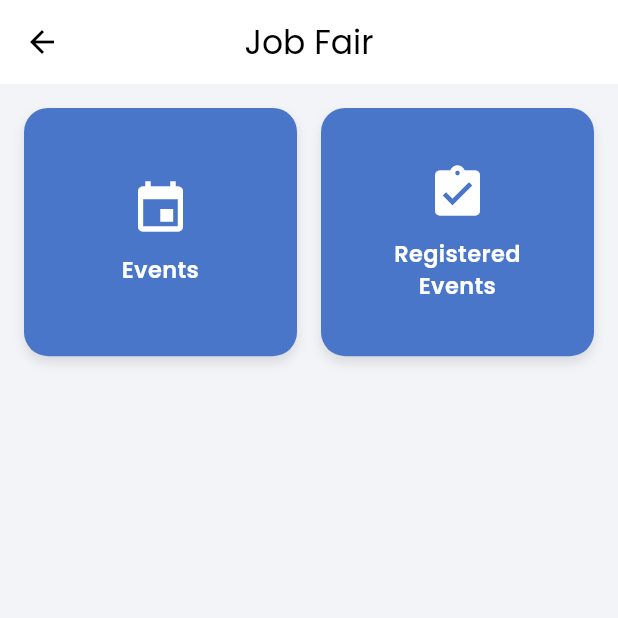
After one commit to demoDevIT/eems, a Flutter app: the JobFairScreen screen opened directly, on a phone screen of 412 x 824 dp, the top half of it. The commit adds this screen. Run offline on Flutter 3.47's test engine with Material 3 defaults, Android fonts, the phone set to English and light mode, and no system bars; our stand-ins replace chewie, connectivity_plus, dio, dropdown_search, file_picker, firebase_analytics and 19 more; missing offline and left inert: easy_video_editor, encrypt, get_ip_address, mobile_scanner, video_compress; accounts and stored records are empty; network calls fail; project files that could hold a hidden picture were left out.

Commit message:
office name dropdown, emp otr, job fair

```diff
--- a/lib/role/employer/empotr_form/provider/empotr_form_provider.dart
+++ b/lib/role/employer/empotr_form/provider/empotr_form_provider.dart
@@ -80,7 +80,7 @@ class EmpOTRFormProvider with ChangeNotifier {
   final TextEditingController hoLocalityController = TextEditingController();
   final TextEditingController hoPincodeController = TextEditingController();
 
-
+  String? telNoError;
   bool districtPrefilled = false;
   bool pinCodePrefilled = false;
   bool emailPrefilled = false;
--- /dev/null
+++ b/lib/role/employer/job_fair/job_fair.dart
@@ -0,0 +1,106 @@
+import 'package:flutter/material.dart';
+
+import '../../job_seeker/job_fair_event/jobs_fair_event.dart';
+import '../../job_seeker/job_fair_event/registered_event_list.dart';
+
+class JobFairScreen extends StatelessWidget {
+  const JobFairScreen({super.key});
+
+  @override
+  Widget build(BuildContext context) {
+    return Scaffold(
+      appBar: AppBar(
+        title: const Text("Job Fair"),
+        backgroundColor: Colors.white,
+        foregroundColor: Colors.black,
+        elevation: 0,
+        centerTitle: true,
+      ),
+      backgroundColor: const Color(0xFFF2F4F8),
+      body: Padding(
+        padding: const EdgeInsets.all(16),
+        child: GridView.count(
+          crossAxisCount: 2,
+          mainAxisSpacing: 16,
+          crossAxisSpacing: 16,
+          childAspectRatio: 1.1,
+          children: [
+
+            /// Events
+            _jobFairTile(
+              title: "Events",
+              icon: Icons.event,
+              onTap: () {
+                Navigator.push(
+                  context,
+                  MaterialPageRoute(
+                    builder: (context) => JobsFairEventScreen(),
+                  ),
+                );
+              },
+            ),
+
+            /// Registered Events
+            _jobFairTile(
+              title: "Registered\nEvents",
+              icon: Icons.assignment_turned_in,
+              onTap: () {
+                Navigator.push(
+                  context,
+                  MaterialPageRoute(
+                    builder: (context) => RegisteredEventListScreen(),
+                  ),
+                );
+              },
+            ),
+          ],
+        ),
+      ),
+    );
+  }
+
+  Widget _jobFairTile({
+    required String title,
+    required IconData icon,
+    VoidCallback? onTap,
+  }) {
+    return InkWell(
+      borderRadius: BorderRadius.circular(16),
+      onTap: onTap,
+      child: Container(
+        decoration: BoxDecoration(
+          color: const Color(0xFF4A76C9),
+          borderRadius: BorderRadius.circular(16),
+          boxShadow: [
+            BoxShadow(
+              color: Colors.black.withOpacity(0.1),
+              blurRadius: 6,
+              offset: const Offset(0, 4),
+            ),
+          ],
+        ),
+        padding: const EdgeInsets.all(16),
+        child: Column(
+          mainAxisAlignment: MainAxisAlignment.center,
+          children: [
+            Icon(
+              icon,
+              size: 40,
+              color: Colors.white,
+            ),
+            const SizedBox(height: 10),
+            Text(
+              title,
+              textAlign: TextAlign.center,
+              style: const TextStyle(
+                color: Colors.white,
+                fontWeight: FontWeight.w600,
+                fontSize: 15,
+              ),
+            ),
+          ],
+        ),
+      ),
+    );
+  }
+}
--- a/lib/role/job_seeker/addressinfo/address_info.dart
+++ b/lib/role/job_seeker/addressinfo/address_info.dart
@@ -766,7 +766,7 @@ class _AddressInfoScreenState extends State<AddressInfoScreen> {
 
                 hSpace(4),
                 /// Constituency
-                labelWithStar('Select Constituency',required: false),
+              /*  labelWithStar('Select Constituency',required: false),
 
                 hSpace(16),
 
@@ -895,7 +895,7 @@ class _AddressInfoScreenState extends State<AddressInfoScreen> {
                   ],
                 ),
 
-                hSpace(4),
+                hSpace(4), */
 
                 /// Save button
                 SizedBox(
--- a/lib/role/job_seeker/loginscreen/provider/login_provider.dart
+++ b/lib/role/job_seeker/loginscreen/provider/login_provider.dart
@@ -164,6 +164,9 @@ class LoginProvider with ChangeNotifier {
             else{
               if(sm.data!.userType.trim().toLowerCase() == 'citizen'){
                 if (sm.data != null && sm.data!.userID != null && sm.data!.userID! > 0 && sm.data!.roleID > 0) {
+
+                  getEmpBasicDetailsApi(context,"2261606",7);
+                  return null;
                   if (sm.data!.roleID == 24) { //earlier it was role 6
                     print("Redirecting to CandidateAttendanceScreen");
                     Navigator.of(context).push(
--- a/lib/utils/global.dart
+++ b/lib/utils/global.dart
@@ -994,6 +994,7 @@ Future<void> showLogoutDialog(
                         ),
                       ],
                     ),
+                    hSpace(15),
                   ],
                 ),
               ),
```
Also changed, not shown: lib/role/department/dept_dashboard/provider/dept_dashboard_provider.dart (+11 -0 lines), lib/role/department/register_form/modal/office_modal.dart (added, +58 -0 lines), lib/role/department/register_form/provider/register_form_provider.dart (+49 -1 lines), lib/role/department/register_form/register_form.dart (+28 -4 lines), lib/role/employer/employerdashboard/employer_dashboard.dart (+40 -18 lines), lib/role/employer/empotr_form/empotr_form.dart (+14 -5 lines), lib/role/job_seeker/job_fair_event/provider/jobs_fair_event_provider.dart (+11 -8 lines), lib/role/job_seeker/job_fair_event/provider/registered_event_list_provider.dart (+20 -8 lines), lib/role/job_seeker/otr_form/otr_form.dart (+71 -25 lines), lib/role/job_seeker/otr_form/provider/otr_form_provider.dart (+9 -0 lines).
